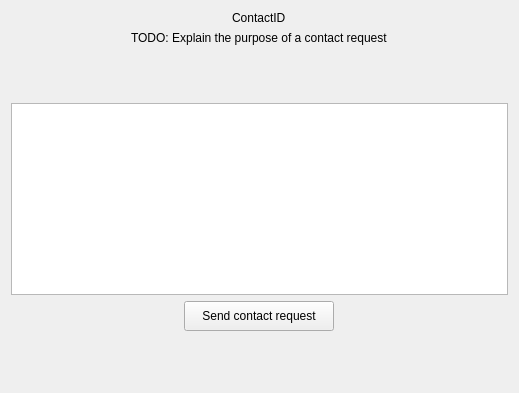
Before: the Qt Designer form sendcontactrequestwidget.ui in savoirfairelinux/jami-client-windows, drawn with Qt 5.
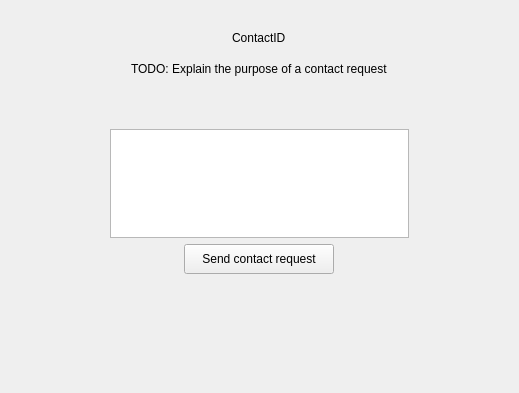
After: the same form once the commit is applied.

Commit message:
reactivate contact request pannel
this pannel was hidden waiting for the text messages to be
activated in the contact request process

it serves the purpose of presenting the goal of a contact request
and provides a text box for the text message input.

The edit to the form file:
```diff
--- a/sendcontactrequestwidget.ui
+++ b/sendcontactrequestwidget.ui
@@ -13,9 +13,21 @@
   <property name="windowTitle">
    <string>Form</string>
   </property>
-  <layout class="QVBoxLayout" name="verticalLayout">
+  <layout class="QVBoxLayout" name="verticalLayout" stretch="0,1,1,3,1,3">
+   <item>
+    <layout class="QVBoxLayout" name="verticalLayout_2">
+     <property name="topMargin">
+      <number>0</number>
+     </property>
    <item alignment="Qt::AlignHCenter">
-    <widget class="QLabel" name="peerContactID">
+      <widget class="QLabel" name="peerContactBestId">
+       <property name="text">
+        <string/>
+       </property>
+      </widget>
+     </item>
+     <item alignment="Qt::AlignHCenter">
+      <widget class="QLabel" name="peerContactRingId">
      <property name="minimumSize">
       <size>
        <width>20</width>
@@ -27,6 +39,8 @@
      </property>
     </widget>
    </item>
+    </layout>
+   </item>
    <item alignment="Qt::AlignHCenter">
     <widget class="QLabel" name="contactRequestInfo">
      <property name="minimumSize">
@@ -54,8 +68,44 @@
     </spacer>
    </item>
    <item>
+    <layout class="QHBoxLayout" name="horizontalLayout" stretch="1,3,1">
+     <property name="leftMargin">
+      <number>0</number>
+     </property>
+     <property name="topMargin">
+      <number>0</number>
+     </property>
+     <item>
+      <spacer name="horizontalSpacer">
+       <property name="orientation">
+        <enum>Qt::Horizontal</enum>
+       </property>
+       <property name="sizeHint" stdset="0">
+        <size>
+         <width>40</width>
+         <height>20</height>
+        </size>
+       </property>
+      </spacer>
+     </item>
+     <item>
     <widget class="QTextEdit" name="contactRequestTextEdit"/>
    </item>
+     <item>
+      <spacer name="horizontalSpacer_2">
+       <property name="orientation">
+        <enum>Qt::Horizontal</enum>
+       </property>
+       <property name="sizeHint" stdset="0">
+        <size>
+         <width>40</width>
+         <height>20</height>
+        </size>
+       </property>
+      </spacer>
+     </item>
+    </layout>
+   </item>
    <item alignment="Qt::AlignHCenter">
     <widget class="QPushButton" name="sendContactRequestButton">
      <property name="sizePolicy">
@@ -70,6 +120,12 @@
        <height>30</height>
       </size>
      </property>
+     <property name="maximumSize">
+      <size>
+       <width>180</width>
+       <height>30</height>
+      </size>
+     </property>
      <property name="styleSheet">
       <string notr="true">padding-left: 10px; 
 padding-right: 10px;</string>
```
Lines whose indentation alone changed are shown as unchanged. The commit also changes 4 other files.
